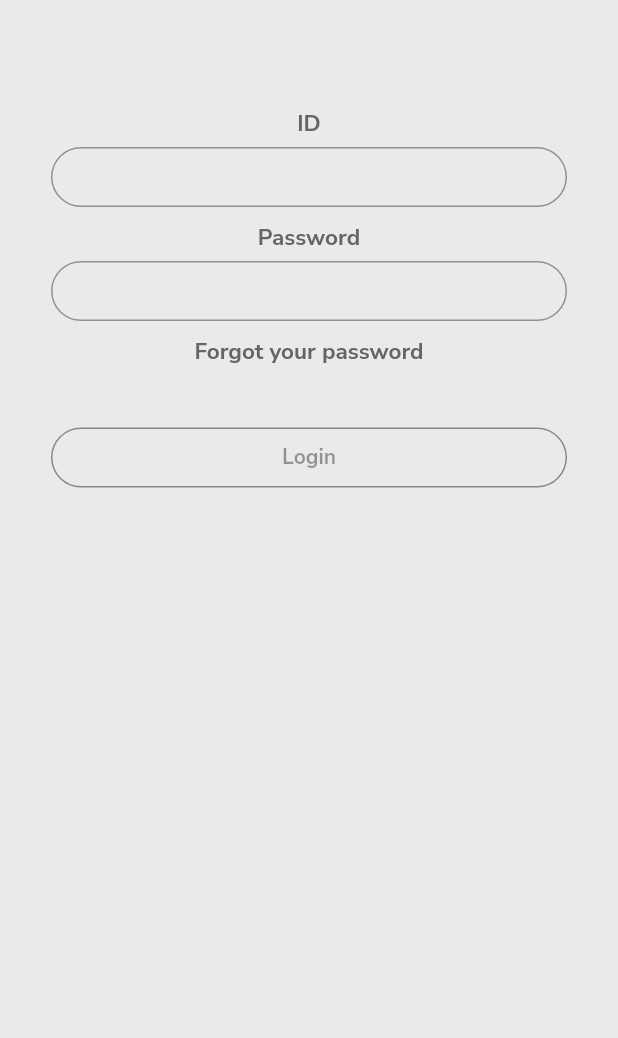
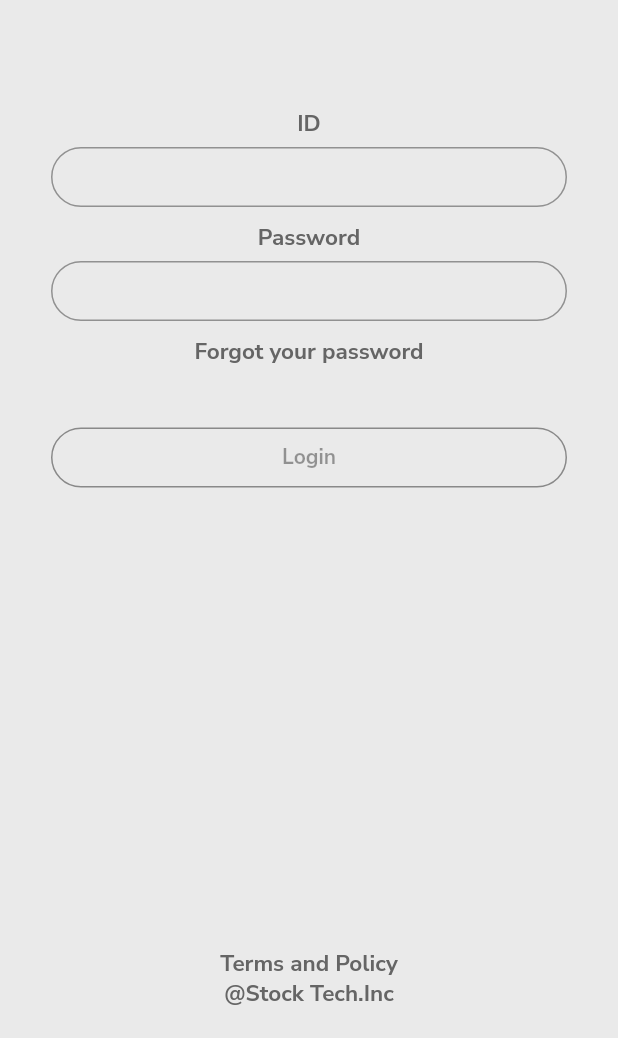
Before and after one commit to clydegold8/simple-flutter-app, a Flutter app: the screen it shows after launch, on a phone screen of 412 x 824 dp, the part 198-1236 px from its top. Run offline on Flutter 3.47's test engine with Material 2 defaults, Android fonts, the phone set to English and light mode, and no system bars; generated files the repository leaves out were written again.

Commit message:
added texts for the login page footer

```diff
--- a/lib/l10n/app_en.arb
+++ b/lib/l10n/app_en.arb
@@ -5,5 +5,6 @@
     "id": "ID",
     "password": "Password",
     "forgot_password": "Forgot your password",
-    "login": "Login"
+    "login": "Login",
+    "terms": "Terms and Policy"
 }
--- a/lib/l10n/app_ja.arb
+++ b/lib/l10n/app_ja.arb
@@ -5,5 +5,6 @@
     "id": "ID",
     "password": "パスワード",
     "forgot_password": "パスワードをお忘れですか?",
-    "login": "ログイン"
+    "login": "ログイン",
+    "terms": "利用規約 / プライバシーポリシー"
 }
--- a/lib/widgets/login_form.dart
+++ b/lib/widgets/login_form.dart
@@ -119,6 +119,32 @@ class MyCustomFormState extends State<KBlockLoginForm> {
                 ),
               ),
             ),
+          ),
+          Expanded(
+            child: Padding(
+              padding: const EdgeInsets.fromLTRB(0, 10, 0, 20),
+              child: Center(
+                child: Column(
+                  crossAxisAlignment: CrossAxisAlignment.center,
+                  mainAxisSize: MainAxisSize.max,
+                  mainAxisAlignment: MainAxisAlignment.end,
+                  children: <Widget>[
+                    Text(AppLocalizations.of(context)!.terms,
+                      style: const TextStyle(
+                        fontWeight: FontWeight.w400,
+                        fontSize: 15,
+                        color: Color(0xFF656565),
+                      )),
+                    Text('@Stock Tech.Inc',
+                      style: const TextStyle(
+                        fontWeight: FontWeight.w400,
+                        fontSize: 15,
+                        color: Color(0xFF656565),
+                      )),
+                  ]
+                )
+              )
+            )
           )
         ],
       ),
```
